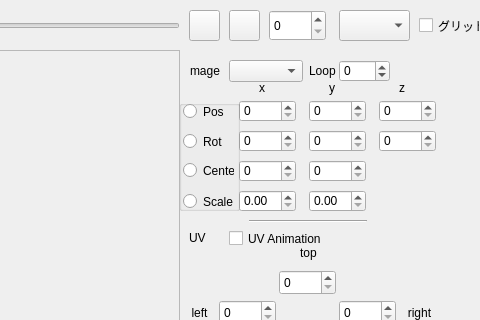
Old version of the form ui/animationform.ui in the repository chocoball/AnimationCreator; both pictures show x 331 to 811 and y 0 to 320 of the 811 by 440 pixel window.
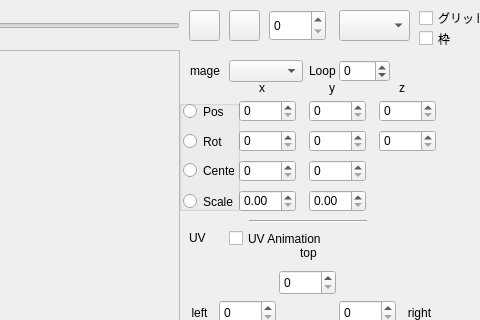
New version of the form. Icons and pictures are not drawn.

```diff
--- a/ui/animationform.ui
+++ b/ui/animationform.ui
@@ -431,7 +431,7 @@
      <x>750</x>
      <y>10</y>
      <width>61</width>
-     <height>31</height>
+     <height>16</height>
     </rect>
    </property>
    <property name="text">
@@ -791,6 +791,19 @@
     </size>
    </property>
   </widget>
+  <widget class="QCheckBox" name="checkBox_frame">
+   <property name="geometry">
+    <rect>
+     <x>750</x>
+     <y>30</y>
+     <width>41</width>
+     <height>17</height>
+    </rect>
+   </property>
+   <property name="text">
+    <string>枠</string>
+   </property>
+  </widget>
  </widget>
  <tabstops>
   <tabstop>pushButton_play</tabstop>
```
